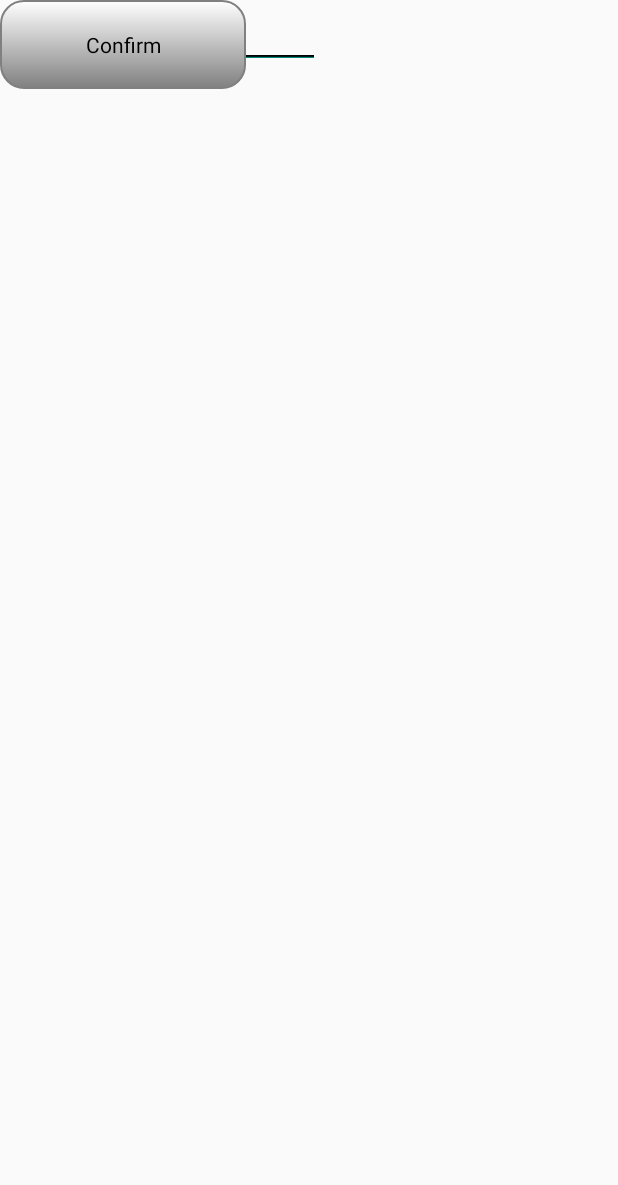
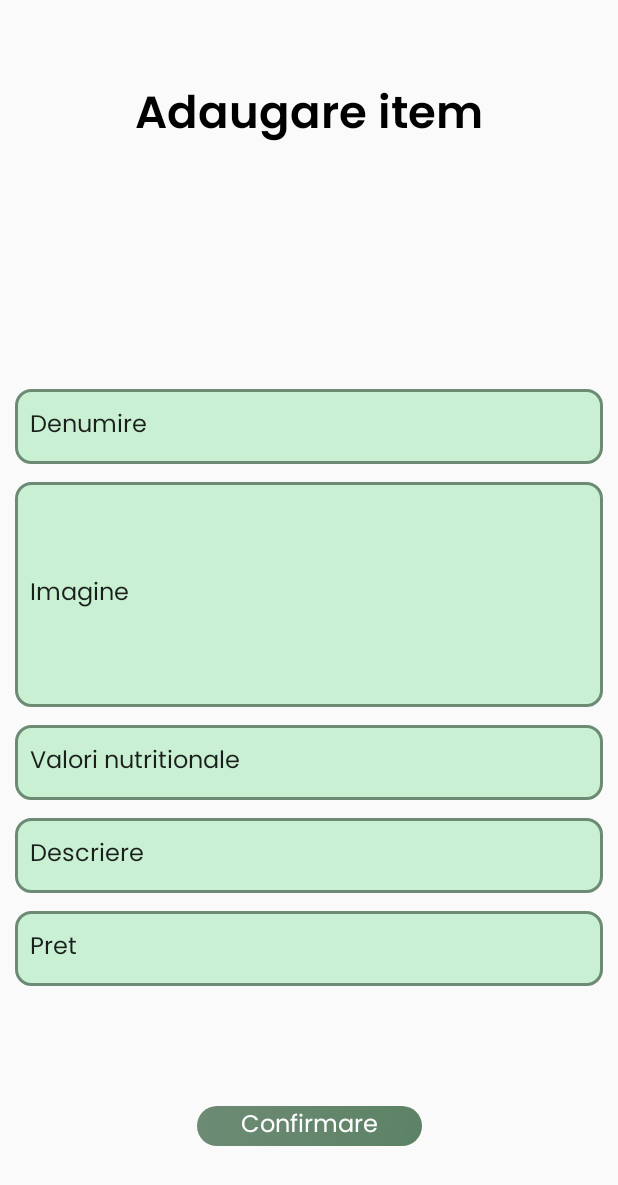
Before and after one commit to Sruf-y/Proiect_IS, an Android app: the Adaugare_Mancare screen opened directly, with no data from a screen before it, on a phone screen of 412 x 824 dp. Shown: the top 1185 px of the screen. Run offline under Robolectric (Android 15) with nearby library versions, the phone set to English and light mode, and no system bars.

Commit message:
butoane adaugare item

```diff
--- a/app/src/main/res/drawable/rounded_button.xml
+++ b/app/src/main/res/drawable/rounded_button.xml
@@ -2,14 +2,10 @@
 <shape xmlns:android="http://schemas.android.com/apk/res/android"
     android:shape="rectangle">
     <corners android:radius="15dp"/>
-<!--    <solid android:color="@color/button_primary"/>-->
-
     <gradient
         android:startColor="#6D8B74"
         android:endColor="#5c8265"
         android:type="linear"
         android:angle="315"
         android:gradientRadius="8dp"/>
-
-
 </shape>
--- /dev/null
+++ b/app/src/main/res/drawable/text_background.xml
@@ -0,0 +1,10 @@
+<?xml version="1.0" encoding="utf-8"?>
+<selector xmlns:android="http://schemas.android.com/apk/res/android">
+    <item>
+        <shape android:shape="rectangle">
+            <solid android:color="#c9f0d3" />
+            <corners android:radius="10dp"/>
+            <stroke android:color="@color/text_accent" android:width="2dp"/>
+        </shape>
+    </item>
+</selector>
--- a/app/src/main/res/layout/activity_adaugare_mancare.xml
+++ b/app/src/main/res/layout/activity_adaugare_mancare.xml
@@ -7,61 +7,141 @@
     android:layout_height="match_parent"
     tools:context="Setari_Admin_Angajat.Adaugare_Mancare">
 
-    <EditText
-        android:id="@+id/editTextText"
+
+    <TextView
+        android:id="@+id/textView3"
         android:layout_width="wrap_content"
         android:layout_height="wrap_content"
+        android:layout_marginTop="52dp"
+        android:fontFamily="@font/poppins_semibold"
+        android:text="Adaugare item"
+        android:textAppearance="@style/TextAppearance.AppCompat.Body2"
+        android:textSize="30sp"
+        app:layout_constraintBottom_toTopOf="@+id/constraintLayout7"
+        app:layout_constraintEnd_toEndOf="parent"
+        app:layout_constraintStart_toStartOf="parent"
+        app:layout_constraintTop_toTopOf="parent" />
+
+    <EditText
+        android:id="@+id/editImagine"
+        android:layout_width="0dp"
+        android:layout_height="150dp"
+        android:layout_marginStart="10dp"
+        android:layout_marginEnd="10dp"
+        android:layout_marginBottom="12dp"
+        android:background="@drawable/text_background"
         android:ems="10"
+        android:fontFamily="@font/poppins"
         android:inputType="text"
-        android:text="Name"
-        tools:layout_editor_absoluteX="98dp"
-        tools:layout_editor_absoluteY="76dp" />
+        android:padding="10dp"
+        android:text="Imagine"
+        android:textSize="16sp"
+        app:layout_constraintBottom_toTopOf="@+id/editValoriNutritionale"
+        app:layout_constraintEnd_toEndOf="parent"
+        app:layout_constraintHorizontal_bias="0.05"
+        app:layout_constraintStart_toStartOf="parent" />
 
     <EditText
         android:id="@+id/editTextText2"
-        android:layout_width="wrap_content"
-        android:layout_height="wrap_content"
+        android:layout_width="0dp"
+        android:layout_height="50dp"
+        android:layout_marginStart="10dp"
+        android:layout_marginEnd="10dp"
+        android:layout_marginBottom="12dp"
+        android:background="@drawable/text_background"
         android:ems="10"
+        android:fontFamily="@font/poppins"
         android:inputType="text"
-        android:text="Name"
-        tools:layout_editor_absoluteX="91dp"
-        tools:layout_editor_absoluteY="163dp" />
+        android:padding="10dp"
+        android:text="Denumire"
+        android:textSize="16sp"
+        app:layout_constraintBottom_toTopOf="@+id/editImagine"
+        app:layout_constraintEnd_toEndOf="parent"
+        app:layout_constraintHorizontal_bias="0.087"
+        app:layout_constraintStart_toStartOf="parent" />
+<!--    <EdiText-->
+<!--        android:layout_width="0dp"-->
+<!--        android:layout_height="57dp"-->
+<!--        android:hint="Denumire"-->
+<!--        android:layout_marginStart="8dp"-->
+<!--        android:layout_marginEnd="8dp"-->
+<!--        android:background="@drawable/rounded_button"-->
+<!--        app:layout_constraintEnd_toEndOf="parent"-->
+<!--        app:layout_constraintStart_toStartOf="parent"-->
+<!--        app:layout_constraintTop_toBottomOf="@+id/textView3" />-->
+
 
     <EditText
-        android:id="@+id/editTextText3"
-        android:layout_width="wrap_content"
-        android:layout_height="wrap_content"
+        android:id="@+id/editValoriNutritionale"
+        android:layout_width="0dp"
+        android:layout_height="50dp"
+        android:layout_marginStart="10dp"
+        android:layout_marginEnd="10dp"
+        android:layout_marginBottom="12dp"
+        android:background="@drawable/text_background"
         android:ems="10"
+        android:fontFamily="@font/poppins"
         android:inputType="text"
-        android:text="Name"
-        tools:layout_editor_absoluteX="91dp"
-        tools:layout_editor_absoluteY="220dp" />
+        android:padding="10dp"
+        android:text="Valori nutritionale"
+        android:textSize="16sp"
+
+        app:layout_constraintBottom_toTopOf="@+id/editTextDescriere"
+        app:layout_constraintEnd_toEndOf="parent"
+        app:layout_constraintHorizontal_bias="0.058"
+        app:layout_constraintStart_toStartOf="parent" />
 
     <EditText
-        android:id="@+id/editTextText4"
-        android:layout_width="wrap_content"
-        android:layout_height="wrap_content"
+        android:id="@+id/editTextDescriere"
+        android:layout_width="0dp"
+        android:layout_height="50dp"
+        android:layout_marginStart="10dp"
+        android:layout_marginEnd="10dp"
+        android:layout_marginBottom="12dp"
+        android:background="@drawable/text_background"
         android:ems="10"
+        android:fontFamily="@font/poppins"
         android:inputType="text"
-        android:text="Name"
-        tools:layout_editor_absoluteX="83dp"
-        tools:layout_editor_absoluteY="286dp" />
+        android:padding="10dp"
+        android:text="Descriere"
+        android:textSize="16sp"
+
+        app:layout_constraintBottom_toTopOf="@+id/editTextPret"
+        app:layout_constraintEnd_toEndOf="parent"
+        app:layout_constraintHorizontal_bias="0.058"
+        app:layout_constraintStart_toStartOf="parent" />
 
     <EditText
-        android:id="@+id/editTextText5"
-        android:layout_width="wrap_content"
-        android:layout_height="wrap_content"
+        android:id="@+id/editTextPret"
+        android:layout_width="0dp"
+        android:layout_height="50dp"
+        android:layout_marginStart="10dp"
+        android:layout_marginEnd="10dp"
+        android:layout_marginBottom="80dp"
+        android:background="@drawable/text_background"
         android:ems="10"
+        android:fontFamily="@font/poppins"
         android:inputType="text"
-        android:text="Name"
-        tools:layout_editor_absoluteX="85dp"
-        tools:layout_editor_absoluteY="342dp" />
+        android:padding="10dp"
+        android:text="Pret"
+        android:textSize="16sp"
+        app:layout_constraintBottom_toTopOf="@+id/admin_confirmare"
+        app:layout_constraintEnd_toEndOf="parent"
+        app:layout_constraintHorizontal_bias="0.058"
+        app:layout_constraintStart_toStartOf="parent" />
 
     <Button
-        android:id="@+id/button2"
-        android:layout_width="164dp"
-        android:layout_height="59dp"
-        android:text="Confirm"
-        tools:layout_editor_absoluteX="98dp"
-        tools:layout_editor_absoluteY="489dp" />
+        android:id="@+id/admin_confirmare"
+        android:layout_width="150dp"
+        android:layout_height="wrap_content"
+        android:layout_marginBottom="60dp"
+        android:background="@drawable/rounded_button"
+        android:fontFamily="@font/poppins"
+        android:text="Confirmare"
+        android:textColor="@android:color/white"
+        android:textSize="16sp"
+        app:layout_constraintBottom_toBottomOf="parent"
+        app:layout_constraintEnd_toEndOf="parent"
+        app:layout_constraintStart_toStartOf="parent" />
+
 </androidx.constraintlayout.widget.ConstraintLayout>
--- a/app/src/main/res/layout/activity_login.xml
+++ b/app/src/main/res/layout/activity_login.xml
@@ -52,6 +52,9 @@
             app:srcCompat="@drawable/horizontal_divider" />
     </androidx.constraintlayout.widget.ConstraintLayout>
 
+
+
+
     <androidx.constraintlayout.widget.ConstraintLayout
         android:id="@+id/constraintLayout7"
         android:layout_width="0dp"
@@ -72,11 +75,13 @@
             app:layout_constraintStart_toStartOf="parent"
             app:layout_constraintTop_toTopOf="parent">
 
+
+
             <androidx.constraintlayout.widget.ConstraintLayout
                 android:id="@+id/constraintLayout6"
                 android:layout_width="match_parent"
                 android:layout_height="match_parent"
-                android:background="@drawable/outline">
+                android:background="@drawable/text_background">
 
                 <ImageView
                     android:id="@+id/imageView5"
@@ -137,7 +142,7 @@
                 android:id="@+id/constraintLayout4"
                 android:layout_width="match_parent"
                 android:layout_height="57dp"
-                android:background="@drawable/outline">
+                android:background="@drawable/text_background">
 
                 <EditText
                     android:id="@+id/passwordEditText"
@@ -199,19 +204,18 @@
 
 
         <Button
-            android:id="@+id/Log_In_Button"
-            android:layout_width="0dp"
-            android:layout_height="57dp"
+            android:id="@+id/admin_confirmare"
+            android:layout_width="150dp"
+            android:layout_height="wrap_content"
+            android:layout_marginBottom="60dp"
             android:background="@drawable/rounded_button"
             android:fontFamily="@font/poppins"
-            android:text="Log In"
+            android:text="Login"
             android:textColor="@android:color/white"
             android:textSize="16sp"
             app:layout_constraintBottom_toBottomOf="parent"
             app:layout_constraintEnd_toEndOf="parent"
-            app:layout_constraintHorizontal_bias="1.0"
-            app:layout_constraintStart_toStartOf="parent"
-            app:layout_constraintTop_toTopOf="parent" />
+            app:layout_constraintStart_toStartOf="parent" />
 
     </androidx.constraintlayout.widget.ConstraintLayout>
 
```
